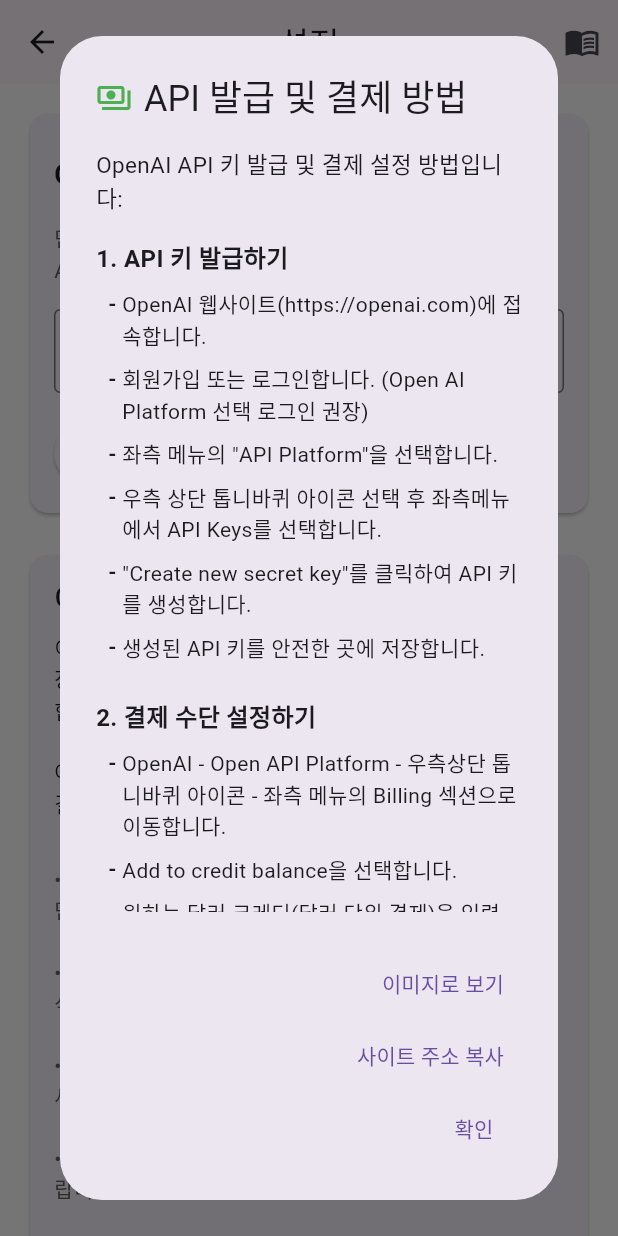
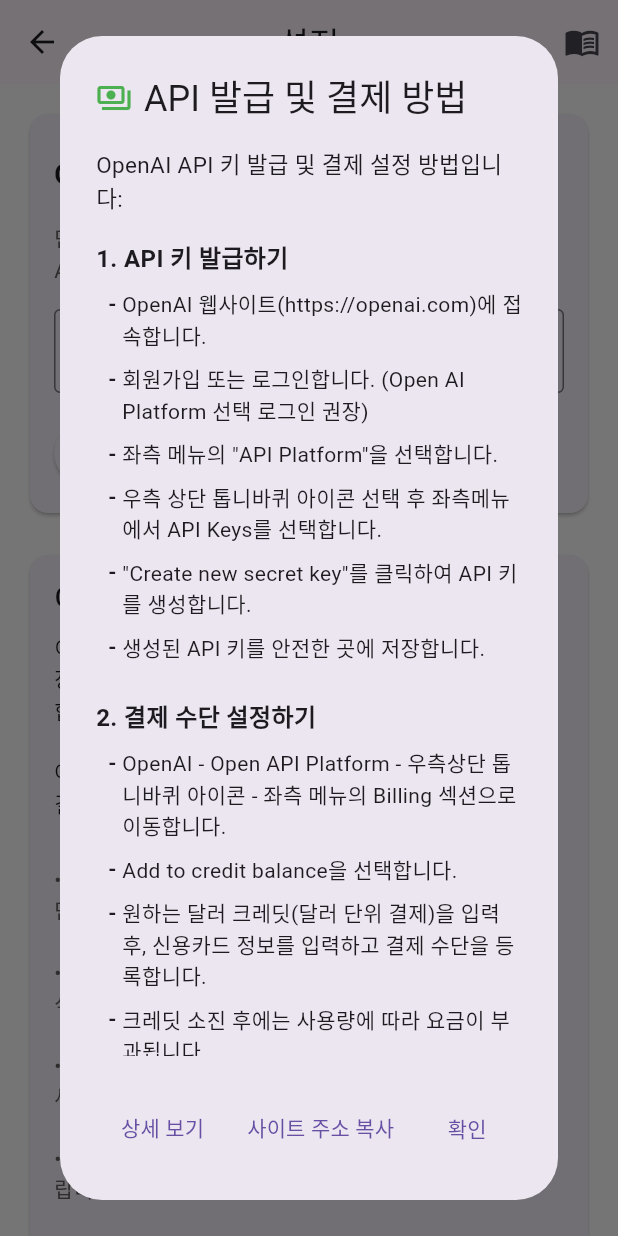
Before and after one commit to taehun2123/voca_app, a Flutter app: the SettingsScreen screen opened directly, after a tap on the "payments" icon, on a phone screen of 412 x 824 dp. Run offline on Flutter 3.47's test engine with Material 3 defaults, Android fonts, the phone set to English and light mode, and no system bars; our stand-ins replace flutter_tts, image_picker, sqflite; accounts and stored records are empty; Roboto replaces fonts that are missing (Pretendard).

Commit message:
fix: 시각성 강화

```diff
--- a/lib/screens/home_screen.dart
+++ b/lib/screens/home_screen.dart
@@ -539,7 +539,7 @@
         elevation: 0,
         backgroundColor: Colors.white,
         title: Text(
-          '영어 단어 학습',
+          '캡쳐해보카',
           style: TextStyle(
             color: Colors.black87,
             fontWeight: FontWeight.w600,
--- a/lib/screens/settings_screen.dart
+++ b/lib/screens/settings_screen.dart
@@ -248,6 +248,11 @@
           ),
         ),
         actions: [
+          // 버튼들을 가로로 배치하기 위한 Row
+          Row(
+            // 버튼들 사이의 간격을 균등하게 분배
+            mainAxisAlignment: MainAxisAlignment.spaceEvenly,
+            children: [
               TextButton(
                 onPressed: () {
                   // 상세 가이드 화면으로 이동
@@ -257,7 +262,7 @@
                     MaterialPageRoute(builder: (context) => ApiGuideScreen()),
                   );
                 },
-            child: Text('이미지로 보기'),
+                child: Text('상세 보기'),
               ),
               TextButton(
                 onPressed: () {
@@ -271,6 +276,8 @@
               TextButton(
                 onPressed: () => Navigator.of(context).pop(),
                 child: Text('확인'),
+              ),
+            ],
           ),
         ],
       ),
```
Lines whose indentation alone changed are shown as unchanged.
